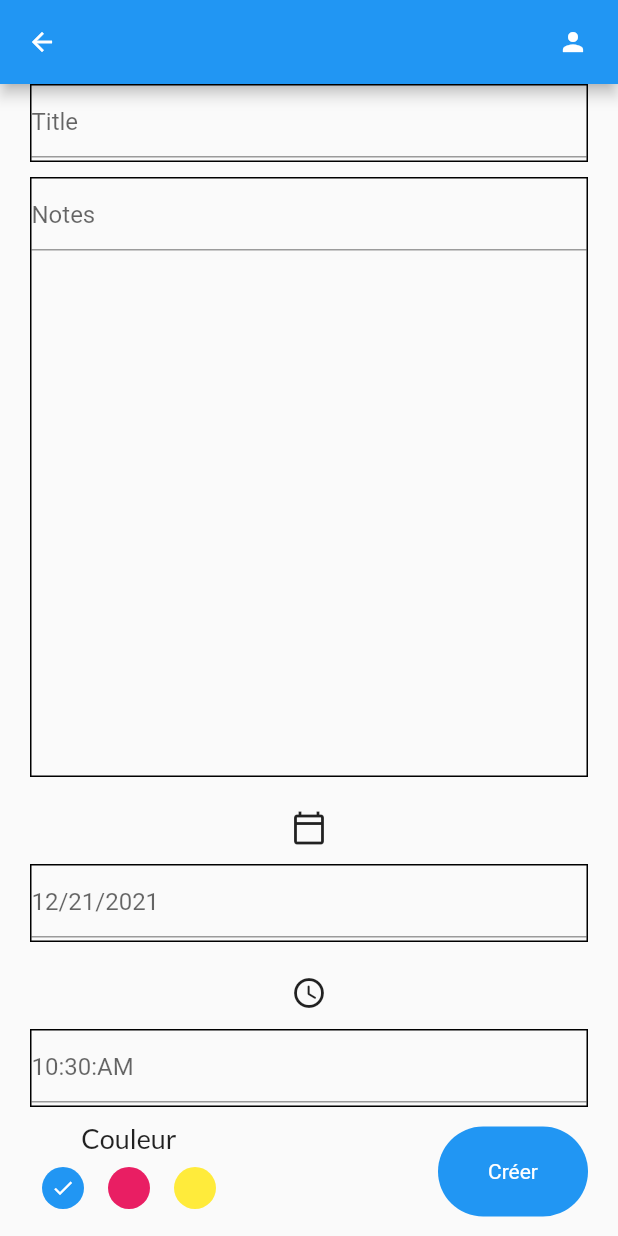
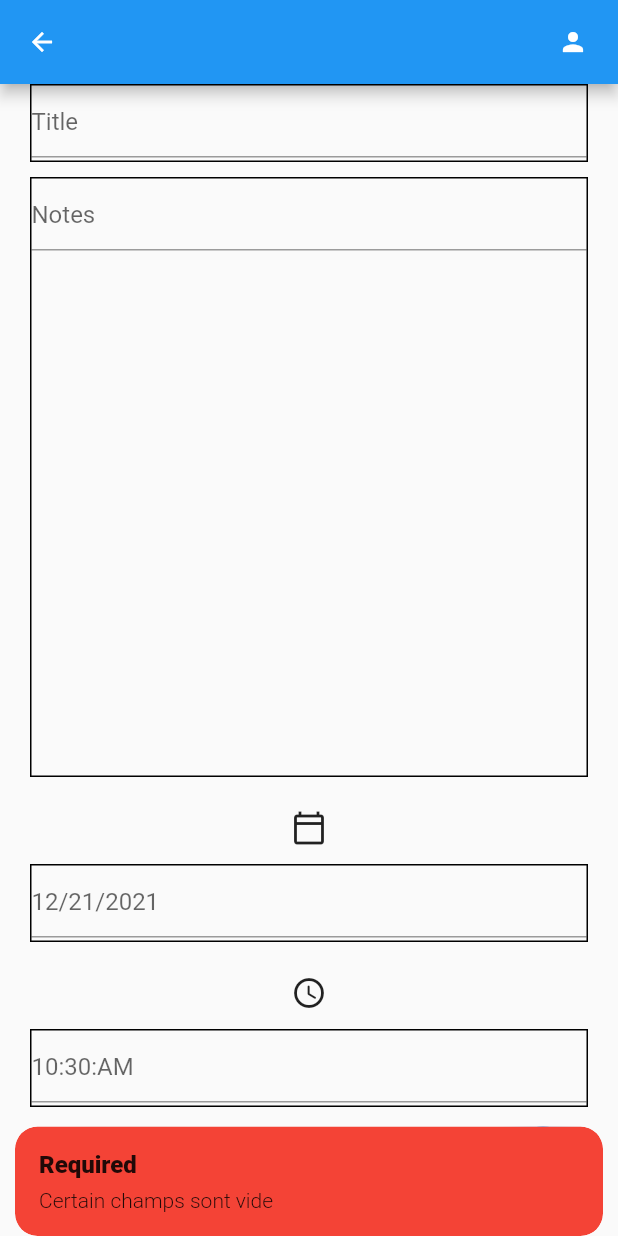
Before and after one commit to leonardfrot/project, a Flutter app: the AddNotePage screen opened directly, after a tap on "Créer", on a phone screen of 412 x 824 dp. Run offline on Flutter 3.47's test engine with Material 2 defaults, Android fonts, the phone set to English and light mode, and no system bars; our stand-ins replace get, get_storage, google_fonts; accounts and stored records are empty.

Commit message:
controle des champs

```diff
--- a/lib/ui/add_note_page.dart
+++ b/lib/ui/add_note_page.dart
@@ -5,6 +5,7 @@ import 'package:intl/intl.dart';
 import 'package:project/services/theme_service.dart';
 import 'package:get/get.dart';
 import 'package:project/ui/input.dart';
+import 'package:project/view/hompage.dart';
 import 'package:project/view/theme.dart';
 
 import 'floatingActionButton.dart';
@@ -17,8 +18,12 @@ class AddNotePage extends StatefulWidget {
 }
 
 class _AddNotePageState extends State<AddNotePage> {
+  final TextEditingController titleController = TextEditingController();
+  final TextEditingController noteController = TextEditingController();
+
   DateTime _selectedDate = DateTime.now();
-  late String _alertTime = DateFormat("hh:mm:a").format(DateTime.now()).toString();
+  late String _alertTime =
+      DateFormat("hh:mm:a").format(DateTime.now()).toString();
   int _selectedColor = 0;
 
   @override
@@ -31,12 +36,14 @@ class _AddNotePageState extends State<AddNotePage> {
               child: Column(
             crossAxisAlignment: CrossAxisAlignment.start,
             children: [
-              const MyFromular(
+              MyFromular(
                 hint: "Title",
+                controller: titleController,
                 height: 52,
               ),
-              const MyFromular(
+              MyFromular(
                 hint: "Notes",
+                controller: noteController,
                 height: 400,
               ),
               MyFromular(
@@ -53,26 +60,33 @@ class _AddNotePageState extends State<AddNotePage> {
                   hint: _alertTime,
                   height: 52,
                   widget: IconButton(
-                  onPressed: (){
+                      onPressed: () {
                         _getTimeFromUser();
-
                       },
-                  icon: Icon(Icons.access_time_rounded)
-                )
-
-                ),
+                      icon: Icon(Icons.access_time_rounded))),
               Row(
                 mainAxisAlignment: MainAxisAlignment.spaceBetween,
                 children: [
                   _colorPalette(),
-                  MyFloatiatingActionButton(label: "Créer", onTap: ()=> null)
-
-
-                ],)
-
-
-
-
+                  GestureDetector(
+                    onTap: () => _validateDate(),
+                    child: Container(
+                        width: 60,
+                        height: 60,
+                        decoration: BoxDecoration(
+                            borderRadius: BorderRadius.circular(40),
+                            color: Colors.blue),
+                        child: Align(
+                          alignment: Alignment.center,
+                          child: Text(
+                            "Créer",
+                            style: TextStyle(color: Colors.white),
+                            textAlign: TextAlign.center,
+                          ),
+                        )),
+                  )
+                ],
+              )
             ],
           )),
         ));
@@ -115,67 +129,80 @@ class _AddNotePageState extends State<AddNotePage> {
     } else {
       print("veuillez sélectionner une date");
     }
-
-
   }
 
   _getTimeFromUser() async {
     var pickedTime = await _showTimePicker();
     String _formatedTime = pickedTime.format(context);
-    if(pickedTime == null){
+    if (pickedTime == null) {
       print("pas de temps");
-    }else {
+    } else {
       setState(() {
         _alertTime = _formatedTime;
       });
-
-
-    };
+    }
+    ;
   }
 
-
-
-
-  _showTimePicker(){
+  _showTimePicker() {
     return showTimePicker(
         initialEntryMode: TimePickerEntryMode.input,
         context: context,
         initialTime: TimeOfDay(
             // on adapte au pattern d'alert time
             hour: int.parse(_alertTime.split(":")[0]),
-        minute: int.parse(_alertTime.split(":")[1].split(" ")[0])
-        ));
+            minute: int.parse(_alertTime.split(":")[1].split(" ")[0])));
   }
 
+  _validateDate() {
+    print("veuillez sélectionner une date");
+    if (titleController.text.isEmpty || noteController.text.isEmpty) {
 
-  _colorPalette(){
-    return Column(children: [
-                    Text("Couleur",
+      Get.snackbar(
+        "Required",
+        "Certain champs sont vide",
+        snackPosition: SnackPosition.BOTTOM,
+        backgroundColor: Colors.red,
+      );
+    } else {
+      Get.back();
+    }
+  }
+
+  _colorPalette() {
+    return Column(
+      children: [
+        Text(
+          "Couleur",
           style: subHeadingStyle,
         ),
-                    Wrap(children: List<Widget>.generate(3,
-                      (int index){
-                        return GestureDetector(onTap: (){
+        Wrap(
+          children: List<Widget>.generate(
+            3,
+            (int index) {
+              return GestureDetector(
+                  onTap: () {
                     setState(() {
                       _selectedColor = index;
                     });
-
-
-
                   },
                   child: Padding(
                     padding: const EdgeInsets.all(8.0),
                     child: CircleAvatar(
                         radius: 14,
-                            backgroundColor: index==0?Colors.blue: index==1?Colors.pink:Colors.yellow,
-                            child: _selectedColor==index?Icon(Icons.done,
-                            color: Colors.white,
-                            size: 16):Container()
+                        backgroundColor: index == 0
+                            ? Colors.blue
+                            : index == 1
+                                ? Colors.pink
+                                : Colors.yellow,
+                        child: _selectedColor == index
+                            ? Icon(Icons.done, color: Colors.white, size: 16)
+                            : Container()),
+                  ));
+            },
           ),
-                        ));
-
-                      },),)
-                  ],);
+        )
+      ],
+    );
   }
-
 }
--- a/lib/ui/floatingActionButton.dart
+++ b/lib/ui/floatingActionButton.dart
@@ -6,9 +6,9 @@ import 'package:get/get.dart';
 class MyFloatiatingActionButton extends StatelessWidget {
 
   final String label;
-  final Function onTap;
+  Function onTap;
 
-  const MyFloatiatingActionButton({ Key? key, required this.label, required this.onTap }) : super(key: key);
+  MyFloatiatingActionButton({ Key? key, required this.label, required this.onTap }) : super(key: key);
 
   @override
   Widget build(BuildContext context) {
--- a/lib/ui/input.dart
+++ b/lib/ui/input.dart
@@ -7,11 +7,13 @@ class MyFromular extends StatelessWidget {
   final Widget? widget;
   final double height;
 
+
   const MyFromular({ Key? key, required this.hint, this.controller, this.widget, required this.height}) : super(key: key);
 
 
   @override
   Widget build(BuildContext context) {
+    final TextEditingController _textEditingController = TextEditingController();
     return Container(
       child: Column(children: [
           widget== null?Container(): Container(child: widget),
@@ -30,6 +32,7 @@ class MyFromular extends StatelessWidget {
                   autofocus: false,
                   cursorColor: Colors.blue,
                   controller: controller,
+
                   decoration: InputDecoration(hintText: hint),
 
                   ),
--- a/lib/view/hompage.dart
+++ b/lib/view/hompage.dart
@@ -42,7 +42,7 @@ class HomePage_State extends State<HomePage> {
             )
           ],)
          ]),
-         floatingActionButton: MyFloatiatingActionButton(label: "+ ajouter", onTap: ()=> Get.to(const AddNotePage()) ),
+         floatingActionButton: MyFloatiatingActionButton(label: "+ ajouter", onTap: ()=> Get.to(AddNotePage()) ),
 
           );
   }
```
Lines whose indentation alone changed are shown as unchanged.
